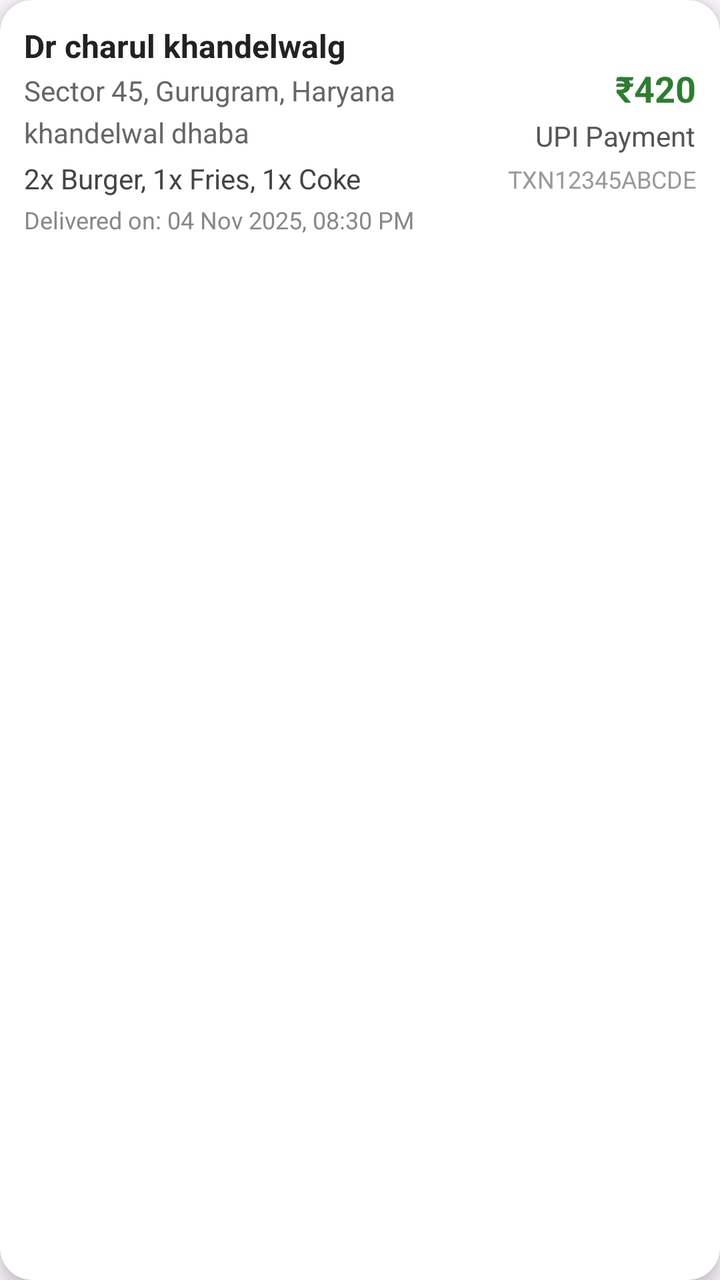
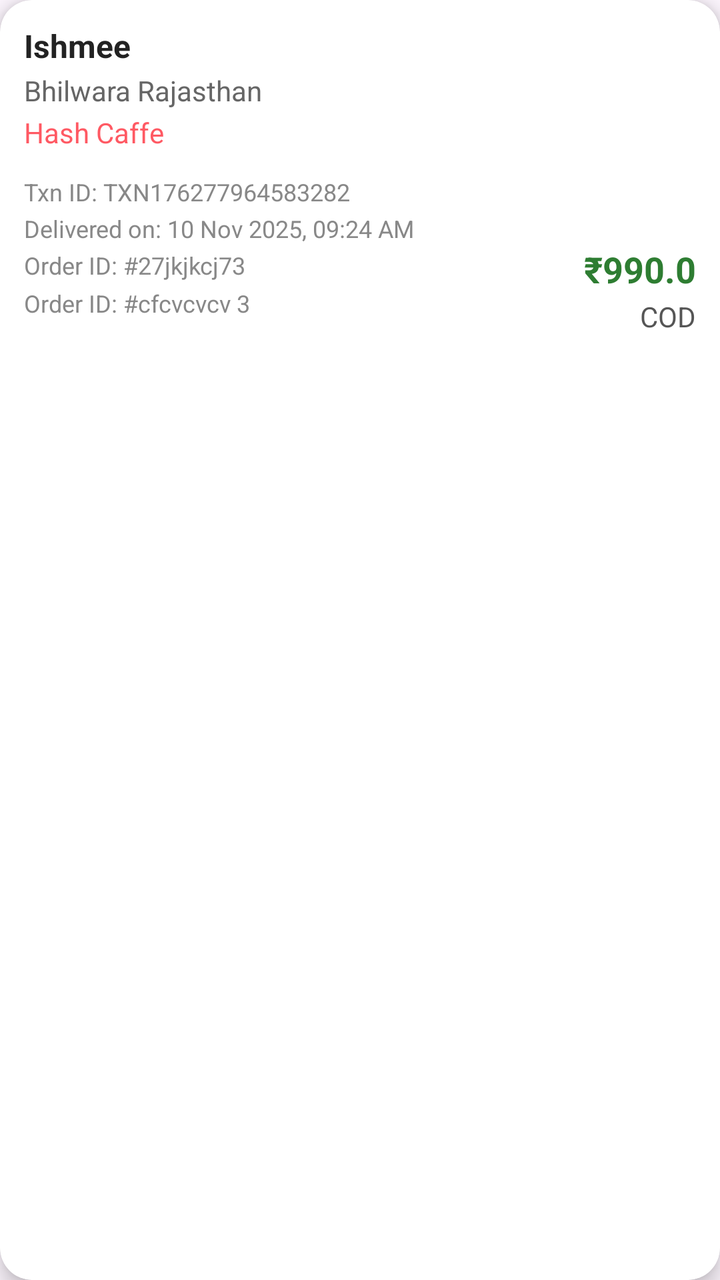

Screens rendered from an Android XML layout before and after an edit, with the pre-edit source and the edit as a unified diff.
<!-- AndroidManifest.xml: application theme Theme.Food_delivery -->
<!-- res/layout/wallet_history_item.xml -->
<?xml version="1.0" encoding="utf-8"?>
<layout xmlns:android="http://schemas.android.com/apk/res/android"
    xmlns:app="http://schemas.android.com/apk/res-auto">

    <data>

    </data>

    <androidx.cardview.widget.CardView
        android:layout_width="match_parent"
        android:layout_height="wrap_content"
        android:layout_margin="8dp"
        android:foreground="?attr/selectableItemBackground"
        app:cardCornerRadius="16dp"
        app:cardElevation="6dp"
        android:backgroundTint="@android:color/white">

        <LinearLayout
            android:orientation="horizontal"
            android:padding="12dp"
            android:gravity="center_vertical"
            android:layout_width="match_parent"
            android:layout_height="wrap_content">


            <LinearLayout
                android:orientation="vertical"
                android:layout_weight="1"
                android:layout_width="0dp"
                android:layout_height="wrap_content">

                <TextView
                    android:id="@+id/tvUserName"
                    android:text="Dr charul khandelwalg"
                    android:textStyle="bold"
                    android:textSize="16sp"
                    android:textColor="#222222"
                    android:layout_width="wrap_content"
                    android:layout_height="wrap_content" />

                <TextView
                    android:id="@+id/tvUserAddress"
                    android:text="Sector 45, Gurugram, Haryana"
                    android:textSize="14sp"
                    android:textColor="#666666"
                    android:layout_width="wrap_content"
                    android:layout_height="wrap_content"
                    android:paddingTop="2dp" />

                <TextView
                    android:id="@+id/tvUserRestaurent"
                    android:text="khandelwal dhaba"
                    android:textSize="14sp"
                    android:textColor="#666666"
                    android:layout_width="wrap_content"
                    android:layout_height="wrap_content"
                    android:paddingTop="2dp" />

                <TextView
                    android:id="@+id/tvUserItems"
                    android:text="2x Burger, 1x Fries, 1x Coke"
                    android:textSize="14sp"
                    android:textColor="#444444"
                    android:paddingTop="4dp"
                    android:layout_width="wrap_content"
                    android:layout_height="wrap_content" />

                <TextView
                    android:id="@+id/tvOrderTime"
                    android:text="Delivered on: 04 Nov 2025, 08:30 PM"
                    android:textSize="12sp"
                    android:textColor="#888888"
                    android:paddingTop="3dp"
                    android:layout_width="wrap_content"
                    android:layout_height="wrap_content" />


            </LinearLayout>


            <LinearLayout
                android:orientation="vertical"
                android:gravity="end"
                android:layout_width="wrap_content"
                android:layout_height="wrap_content">

                <TextView
                    android:id="@+id/tvAmount"
                    android:text="₹420"
                    android:textStyle="bold"
                    android:textSize="18sp"
                    android:textColor="#2E7D32"
                    android:layout_width="wrap_content"
                    android:layout_height="wrap_content" />

                <TextView
                    android:id="@+id/tvPaymentMode"
                    android:text="UPI Payment"
                    android:textSize="14sp"
                    android:textColor="#555555"
                    android:layout_width="wrap_content"
                    android:layout_height="wrap_content"
                    android:paddingTop="2dp" />

                <TextView
                    android:id="@+id/tvTransactionId"
                    android:text="TXN12345ABCDE"
                    android:textSize="12sp"
                    android:textColor="#999999"
                    android:paddingTop="4dp"
                    android:layout_width="wrap_content"
                    android:layout_height="wrap_content" />

            </LinearLayout>
        </LinearLayout>
    </androidx.cardview.widget.CardView>
</layout>
<!-- resources referenced by this layout -->
<resources>
  <style name="Theme.Food_delivery" parent="Base.Theme.Food_delivery" />
  <style name="Base.Theme.Food_delivery" parent="Theme.Material3.DayNight.NoActionBar">
          
          <item name="android:statusBarColor">@color/white</item>
          <item name="android:windowLightStatusBar">true</item>
  
          
          <item name="android:navigationBarColor">@color/white</item>
  
          
          
          
      </style>
  <color name="white">#FFFFFFFF</color>
</resources>

<!-- the commit's change to res/layout/wallet_history_item.xml (unified diff, before → after) -->
@@ -2,9 +2,7 @@
 <layout xmlns:android="http://schemas.android.com/apk/res/android"
     xmlns:app="http://schemas.android.com/apk/res-auto">
 
-    <data>
-
-    </data>
+    <data></data>
 
     <androidx.cardview.widget.CardView
         android:layout_width="match_parent"
@@ -16,102 +14,126 @@
         android:backgroundTint="@android:color/white">
 
         <LinearLayout
-            android:orientation="horizontal"
+            android:orientation="vertical"
             android:padding="12dp"
-            android:gravity="center_vertical"
             android:layout_width="match_parent"
             android:layout_height="wrap_content">
 
+            
+            <TextView
+                android:id="@+id/tvUserName"
+                android:text="Ishmee"
+                android:textStyle="bold"
+                android:textSize="16sp"
+                android:textColor="#222222"
+                android:layout_width="wrap_content"
+                android:layout_height="wrap_content" />
 
+            <TextView
+                android:id="@+id/tvUserAddress"
+                android:text="Bhilwara Rajasthan"
+                android:textSize="14sp"
+                android:textColor="#666666"
+                android:layout_width="wrap_content"
+                android:layout_height="wrap_content"
+                android:paddingTop="2dp" />
+
+            <TextView
+                android:id="@+id/tvUserRestaurent"
+                android:text="Hash Caffe"
+                android:textSize="14sp"
+                android:textColor="#FF5963"
+                android:layout_width="wrap_content"
+                android:layout_height="wrap_content"
+                android:paddingTop="2dp" />
+
+            
             <LinearLayout
+                android:id="@+id/itemsContainer"
+                android:layout_width="match_parent"
+                android:layout_height="wrap_content"
                 android:orientation="vertical"
-                android:layout_weight="1"
-                android:layout_width="0dp"
-                android:layout_height="wrap_content">
+                android:layout_marginTop="8dp" />
 
+            
+            <TextView
+                android:id="@+id/tvTransactionId"
+                android:text="Txn ID: TXN176277964583282"
+                android:textSize="12sp"
+                android:textColor="#888888"
+                android:layout_width="wrap_content"
+                android:layout_height="wrap_content"
+                android:layout_marginTop="4dp" />
+
+            
+            <TextView
+                android:id="@+id/tvOrderTime"
+                android:text="Delivered on: 10 Nov 2025, 09:24 AM"
+                android:textSize="12sp"
+                android:textColor="#888888"
+                android:paddingTop="2dp"
+                android:layout_width="wrap_content"
+                android:layout_height="wrap_content" />
+
+            <RelativeLayout
+                android:layout_width="match_parent"
+                android:layout_height="wrap_content"
+                android:layout_marginTop="0dp">
+
+
+
+            <TextView
+                android:id="@+id/tvOrderId"
+                android:text="Order ID: #27jkjkcj73"
+                android:textSize="12sp"
+                android:textColor="#888888"
+                android:paddingTop="2dp"
+                android:layout_width="wrap_content"
+                android:layout_height="wrap_content" />
                 <TextView
-                    android:id="@+id/tvUserName"
-                    android:text="Dr charul khandelwalg"
-                    android:textStyle="bold"
-                    android:textSize="16sp"
-                    android:textColor="#222222"
-                    android:layout_width="wrap_content"
-                    android:layout_height="wrap_content" />
-
-                <TextView
-                    android:id="@+id/tvUserAddress"
-                    android:text="Sector 45, Gurugram, Haryana"
-                    android:textSize="14sp"
-                    android:textColor="#666666"
-                    android:layout_width="wrap_content"
-                    android:layout_height="wrap_content"
-                    android:paddingTop="2dp" />
-
-                <TextView
-                    android:id="@+id/tvUserRestaurent"
-                    android:text="khandelwal dhaba"
-                    android:textSize="14sp"
-                    android:textColor="#666666"
-                    android:layout_width="wrap_content"
-                    android:layout_height="wrap_content"
-                    android:paddingTop="2dp" />
-
-                <TextView
-                    android:id="@+id/tvUserItems"
-                    android:text="2x Burger, 1x Fries, 1x Coke"
-                    android:textSize="14sp"
-                    android:textColor="#444444"
-                    android:paddingTop="4dp"
-                    android:layout_width="wrap_content"
-                    android:layout_height="wrap_content" />
-
-                <TextView
-                    android:id="@+id/tvOrderTime"
-                    android:text="Delivered on: 04 Nov 2025, 08:30 PM"
+                    android:id="@+id/tvUserCommission"
+                    android:text="Order ID: #cfcvcvcv 3"
                     android:textSize="12sp"
                     android:textColor="#888888"
-                    android:paddingTop="3dp"
+                    android:paddingTop="21dp"
                     android:layout_width="wrap_content"
                     android:layout_height="wrap_content" />
 
 
-            </LinearLayout>
+
+                <LinearLayout
+                    android:id="@+id/rightSection"
+                    android:layout_width="wrap_content"
+                    android:layout_height="wrap_content"
+                    android:layout_alignParentEnd="true"
+                    android:orientation="vertical"
+                    android:gravity="end">
+
+                    <TextView
+                        android:id="@+id/tvAmount"
+                        android:layout_width="wrap_content"
+                        android:layout_height="wrap_content"
+                        android:text="₹990.0"
+                        android:textColor="#2E7D32"
+                        android:textSize="18sp"
+                        android:textStyle="bold" />
+
+                    <TextView
+                        android:id="@+id/tvPaymentMode"
+                        android:text="COD"
+                        android:textSize="14sp"
+                        android:textColor="#555555"
+                        android:layout_width="wrap_content"
+                        android:layout_height="wrap_content"
+                        android:paddingTop="2dp" />
+                </LinearLayout>
+            </RelativeLayout>
 
 
-            <LinearLayout
-                android:orientation="vertical"
-                android:gravity="end"
-                android:layout_width="wrap_content"
-                android:layout_height="wrap_content">
 
-                <TextView
-                    android:id="@+id/tvAmount"
-                    android:text="₹420"
-                    android:textStyle="bold"
-                    android:textSize="18sp"
-                    android:textColor="#2E7D32"
-                    android:layout_width="wrap_content"
-                    android:layout_height="wrap_content" />
+            
 
-                <TextView
-                    android:id="@+id/tvPaymentMode"
-                    android:text="UPI Payment"
-                    android:textSize="14sp"
-                    android:textColor="#555555"
-                    android:layout_width="wrap_content"
-                    android:layout_height="wrap_content"
-                    android:paddingTop="2dp" />
 
-                <TextView
-                    android:id="@+id/tvTransactionId"
-                    android:text="TXN12345ABCDE"
-                    android:textSize="12sp"
-                    android:textColor="#999999"
-                    android:paddingTop="4dp"
-                    android:layout_width="wrap_content"
-                    android:layout_height="wrap_content" />
-
-            </LinearLayout>
         </LinearLayout>
     </androidx.cardview.widget.CardView>
 </layout>
